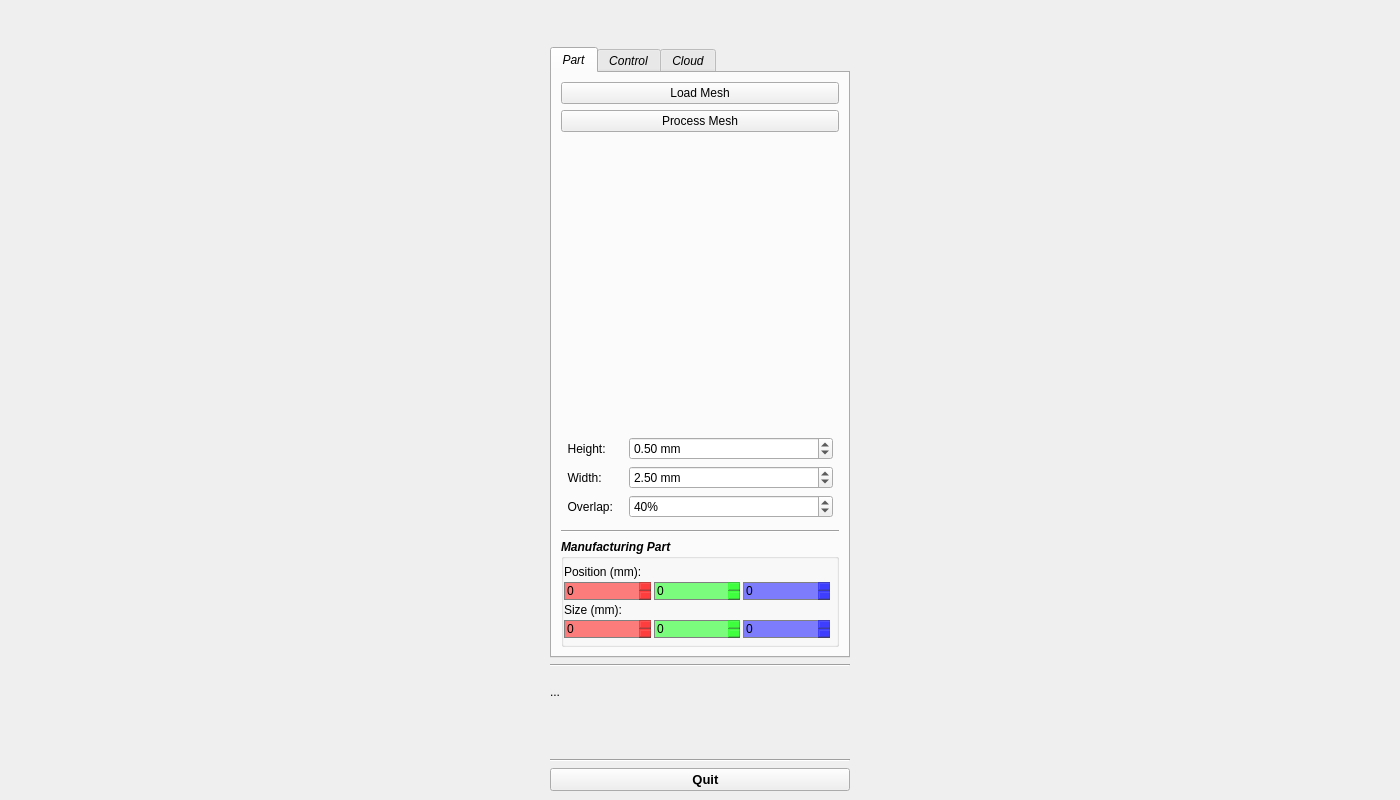
The window that proper_planning/resources/robviz.ui (openlmd/proper) describes before a commit, drawn with Qt 5.
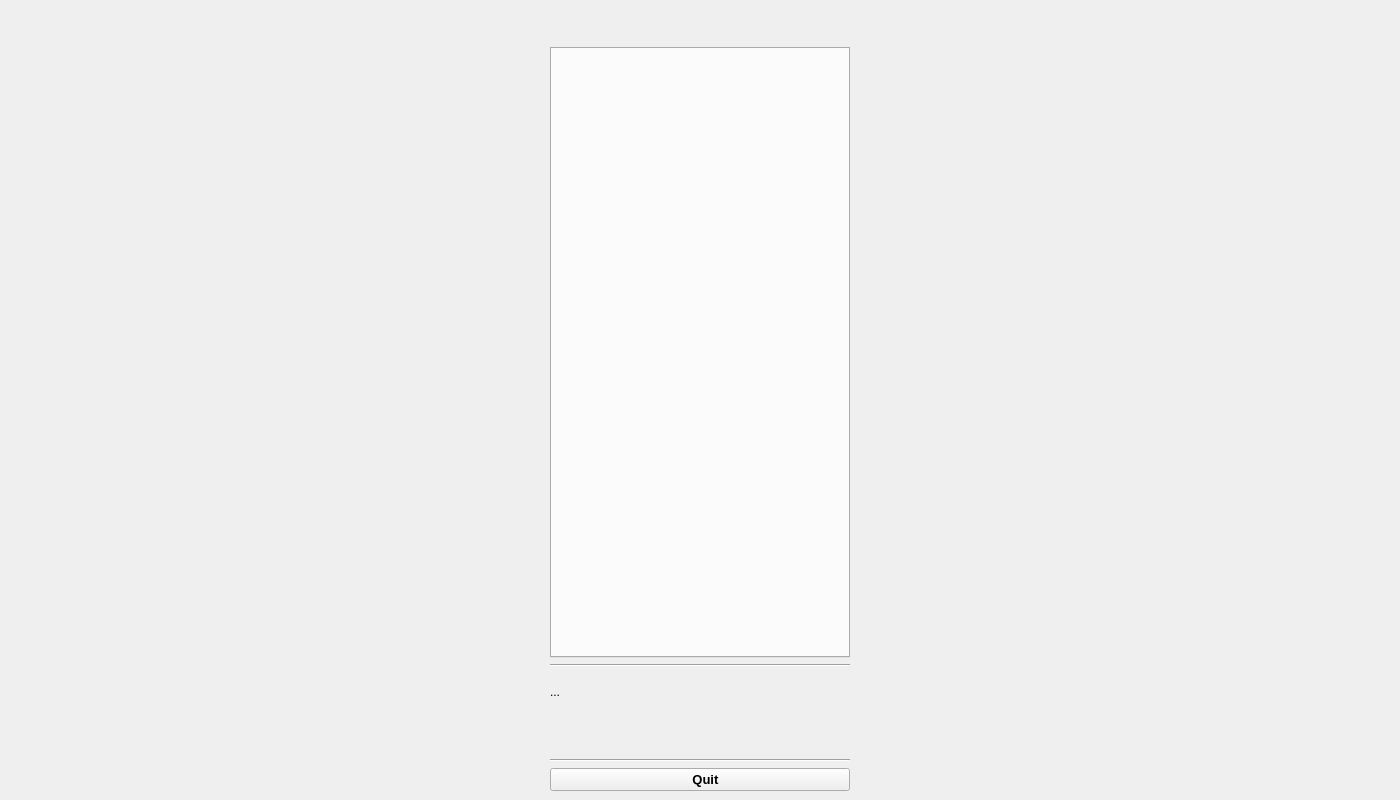
The same window after the commit. Icons and pictures are not drawn.

```diff
--- a/proper_planning/resources/robviz.ui
+++ b/proper_planning/resources/robviz.ui
@@ -143,675 +143,6 @@
       </property>
      </widget>
     </item>
-    <item row="4" column="1">
-     <widget class="QTabWidget" name="tabWidget">
-      <property name="minimumSize">
-       <size>
-        <width>300</width>
-        <height>0</height>
-       </size>
-      </property>
-      <property name="maximumSize">
-       <size>
-        <width>300</width>
-        <height>16777215</height>
-       </size>
-      </property>
-      <property name="font">
-       <font>
-        <italic>true</italic>
-       </font>
-      </property>
-      <property name="currentIndex">
-       <number>0</number>
-      </property>
-      <widget class="QWidget" name="tab_2">
-       <attribute name="title">
-        <string>Part</string>
-       </attribute>
-       <layout class="QGridLayout" name="gridLayout_4">
-        <item row="1" column="0">
-         <widget class="QPushButton" name="btnProcessMesh">
-          <property name="minimumSize">
-           <size>
-            <width>0</width>
-            <height>0</height>
-           </size>
-          </property>
-          <property name="maximumSize">
-           <size>
-            <width>16777215</width>
-            <height>16777215</height>
-           </size>
-          </property>
-          <property name="font">
-           <font>
-            <italic>false</italic>
-           </font>
-          </property>
-          <property name="text">
-           <string>Process Mesh</string>
-          </property>
-         </widget>
-        </item>
-        <item row="5" column="0">
-         <widget class="QGroupBox" name="groupBox">
-          <property name="font">
-           <font>
-            <pointsize>9</pointsize>
-            <weight>75</weight>
-            <italic>true</italic>
-            <bold>true</bold>
-           </font>
-          </property>
-          <property name="title">
-           <string>Manufacturing Part</string>
-          </property>
-          <layout class="QVBoxLayout" name="verticalLayout_2">
-           <property name="spacing">
-            <number>3</number>
-           </property>
-           <property name="leftMargin">
-            <number>0</number>
-           </property>
-           <property name="topMargin">
-            <number>6</number>
-           </property>
-           <property name="rightMargin">
-            <number>6</number>
-           </property>
-           <property name="bottomMargin">
-            <number>6</number>
-           </property>
-           <item>
-            <widget class="QLabel" name="lblPosition">
-             <property name="font">
-              <font>
-               <pointsize>9</pointsize>
-               <weight>50</weight>
-               <italic>false</italic>
-               <bold>false</bold>
-              </font>
-             </property>
-             <property name="text">
-              <string>Position (mm):</string>
-             </property>
-            </widget>
-           </item>
-           <item>
-            <layout class="QGridLayout" name="glPosition" rowstretch="0">
-             <property name="spacing">
-              <number>3</number>
-             </property>
-             <item row="0" column="0">
-              <widget class="QDoubleSpinBox" name="sbPositionX">
-               <property name="font">
-                <font>
-                 <weight>50</weight>
-                 <italic>false</italic>
-                 <bold>false</bold>
-                </font>
-               </property>
-               <property name="autoFillBackground">
-                <bool>false</bool>
-               </property>
-               <property name="styleSheet">
-                <string notr="true">background-color: rgba(255, 0, 0, 128);
-border: 1px solid gray;
-</string>
-               </property>
-               <property name="frame">
-                <bool>false</bool>
-               </property>
-               <property name="decimals">
-                <number>0</number>
-               </property>
-               <property name="maximum">
-                <double>1000.000000000000000</double>
-               </property>
-               <property name="singleStep">
-                <double>5.000000000000000</double>
-               </property>
-              </widget>
-             </item>
-             <item row="0" column="1">
-              <widget class="QDoubleSpinBox" name="sbPositionY">
-               <property name="minimumSize">
-                <size>
-                 <width>0</width>
-                 <height>0</height>
-                </size>
-               </property>
-               <property name="font">
-                <font>
-                 <weight>50</weight>
-                 <italic>false</italic>
-                 <bold>false</bold>
-                </font>
-               </property>
-               <property name="autoFillBackground">
-                <bool>false</bool>
-               </property>
-               <property name="styleSheet">
-                <string notr="true">background-color: rgba(0, 255, 0, 128);
-border: 1px solid gray;</string>
-               </property>
-               <property name="wrapping">
-                <bool>false</bool>
-               </property>
-               <property name="frame">
-                <bool>false</bool>
-               </property>
-               <property name="buttonSymbols">
-                <enum>QAbstractSpinBox::UpDownArrows</enum>
-               </property>
-               <property name="accelerated">
-                <bool>false</bool>
-               </property>
-               <property name="decimals">
-                <number>0</number>
-               </property>
-               <property name="maximum">
-                <double>1000.000000000000000</double>
-               </property>
-               <property name="singleStep">
-                <double>5.000000000000000</double>
-               </property>
-              </widget>
-             </item>
-             <item row="0" column="2">
-              <widget class="QDoubleSpinBox" name="sbPositionZ">
-               <property name="font">
-                <font>
-                 <weight>50</weight>
-                 <italic>false</italic>
-                 <bold>false</bold>
-                </font>
-               </property>
-               <property name="autoFillBackground">
-                <bool>false</bool>
-               </property>
-               <property name="styleSheet">
-                <string notr="true">background-color: rgba(0, 0, 255, 128);
-border: 1px solid gray;</string>
-               </property>
-               <property name="frame">
-                <bool>false</bool>
-               </property>
-               <property name="decimals">
-                <number>0</number>
-               </property>
-               <property name="maximum">
-                <double>1000.000000000000000</double>
-               </property>
-               <property name="singleStep">
-                <double>5.000000000000000</double>
-               </property>
-              </widget>
-             </item>
-            </layout>
-           </item>
-           <item>
-            <widget class="QLabel" name="lblSize">
-             <property name="font">
-              <font>
-               <pointsize>9</pointsize>
-               <weight>50</weight>
-               <italic>false</italic>
-               <bold>false</bold>
-              </font>
-             </property>
-             <property name="text">
-              <string>Size (mm):</string>
-             </property>
-            </widget>
-           </item>
-           <item>
-            <layout class="QGridLayout" name="glSize" rowstretch="0">
-             <property name="spacing">
-              <number>3</number>
-             </property>
-             <item row="0" column="0">
-              <widget class="QDoubleSpinBox" name="sbSizeX">
-               <property name="font">
-                <font>
-                 <weight>50</weight>
-                 <italic>false</italic>
-                 <bold>false</bold>
-                </font>
-               </property>
-               <property name="autoFillBackground">
-                <bool>false</bool>
-               </property>
-               <property name="styleSheet">
-                <string notr="true">background-color: rgba(255, 0, 0, 128);
-border: 1px solid gray;
-</string>
-               </property>
-               <property name="frame">
-                <bool>false</bool>
-               </property>
-               <property name="decimals">
-                <number>0</number>
-               </property>
-               <property name="maximum">
-                <double>1000.000000000000000</double>
-               </property>
-               <property name="singleStep">
-                <double>10.000000000000000</double>
-               </property>
-              </widget>
-             </item>
-             <item row="0" column="1">
-              <widget class="QDoubleSpinBox" name="sbSizeY">
-               <property name="minimumSize">
-                <size>
-                 <width>0</width>
-                 <height>0</height>
-                </size>
-               </property>
-               <property name="font">
-                <font>
-                 <weight>50</weight>
-                 <italic>false</italic>
-                 <bold>false</bold>
-                </font>
-               </property>
-               <property name="autoFillBackground">
-                <bool>false</bool>
-               </property>
-               <property name="styleSheet">
-                <string notr="true">background-color: rgba(0, 255, 0, 128);
-border: 1px solid gray;</string>
-               </property>
-               <property name="wrapping">
-                <bool>false</bool>
-               </property>
-               <property name="frame">
-                <bool>false</bool>
-               </property>
-               <property name="buttonSymbols">
-                <enum>QAbstractSpinBox::UpDownArrows</enum>
-               </property>
-               <property name="accelerated">
-                <bool>false</bool>
-               </property>
-               <property name="decimals">
-                <number>0</number>
-               </property>
-               <property name="maximum">
-                <double>1000.000000000000000</double>
-               </property>
-               <property name="singleStep">
-                <double>10.000000000000000</double>
-               </property>
-              </widget>
-             </item>
-             <item row="0" column="2">
-              <widget class="QDoubleSpinBox" name="sbSizeZ">
-               <property name="font">
-                <font>
-                 <weight>50</weight>
-                 <italic>false</italic>
-                 <bold>false</bold>
-                </font>
-               </property>
-               <property name="autoFillBackground">
-                <bool>false</bool>
-               </property>
-               <property name="styleSheet">
-                <string notr="true">background-color: rgba(0, 0, 255, 128);
-border: 1px solid gray;</string>
-               </property>
-               <property name="frame">
-                <bool>false</bool>
-               </property>
-               <property name="decimals">
-                <number>0</number>
-               </property>
-               <property name="maximum">
-                <double>1000.000000000000000</double>
-               </property>
-               <property name="singleStep">
-                <double>10.000000000000000</double>
-               </property>
-              </widget>
-             </item>
-            </layout>
-           </item>
-          </layout>
-         </widget>
-        </item>
-        <item row="2" column="0">
-         <spacer name="verticalSpacer">
-          <property name="orientation">
-           <enum>Qt::Vertical</enum>
-          </property>
-          <property name="sizeHint" stdset="0">
-           <size>
-            <width>20</width>
-            <height>40</height>
-           </size>
-          </property>
-         </spacer>
-        </item>
-        <item row="4" column="0">
-         <widget class="Line" name="line_4">
-          <property name="orientation">
-           <enum>Qt::Horizontal</enum>
-          </property>
-         </widget>
-        </item>
-        <item row="0" column="0">
-         <widget class="QPushButton" name="btnLoad">
-          <property name="minimumSize">
-           <size>
-            <width>0</width>
-            <height>0</height>
-           </size>
-          </property>
-          <property name="maximumSize">
-           <size>
-            <width>16777215</width>
-            <height>16777215</height>
-           </size>
-          </property>
-          <property name="font">
-           <font>
-            <weight>50</weight>
-            <italic>false</italic>
-            <bold>false</bold>
-           </font>
-          </property>
-          <property name="text">
-           <string>Load Mesh</string>
-          </property>
-         </widget>
-        </item>
-        <item row="3" column="0">
-         <layout class="QFormLayout" name="formLayout">
-          <property name="fieldGrowthPolicy">
-           <enum>QFormLayout::AllNonFixedFieldsGrow</enum>
-          </property>
-          <property name="topMargin">
-           <number>6</number>
-          </property>
-          <property name="rightMargin">
-           <number>6</number>
-          </property>
-          <property name="bottomMargin">
-           <number>6</number>
-          </property>
-          <item row="0" column="0">
-           <widget class="QLabel" name="lblHeight">
-            <property name="font">
-             <font>
-              <weight>50</weight>
-              <italic>false</italic>
-              <bold>false</bold>
-             </font>
-            </property>
-            <property name="text">
-             <string>  Height:   </string>
-            </property>
-           </widget>
-          </item>
-          <item row="0" column="1">
-           <widget class="QDoubleSpinBox" name="sbHeight">
-            <property name="font">
-             <font>
-              <weight>50</weight>
-              <italic>false</italic>
-              <bold>false</bold>
-             </font>
-            </property>
-            <property name="suffix">
-             <string> mm</string>
-            </property>
-            <property name="maximum">
-             <double>100.000000000000000</double>
-            </property>
-            <property name="singleStep">
-             <double>0.100000000000000</double>
-            </property>
-            <property name="value">
-             <double>0.500000000000000</double>
-            </property>
-           </widget>
-          </item>
-          <item row="1" column="0">
-           <widget class="QLabel" name="lblWidth">
-            <property name="font">
-             <font>
-              <weight>50</weight>
-              <italic>false</italic>
-              <bold>false</bold>
-             </font>
-            </property>
-            <property name="text">
-             <string>  Width:   </string>
-            </property>
-           </widget>
-          </item>
-          <item row="1" column="1">
-           <widget class="QDoubleSpinBox" name="sbWidth">
-            <property name="font">
-             <font>
-              <weight>50</weight>
-              <italic>false</italic>
-              <bold>false</bold>
-             </font>
-            </property>
-            <property name="suffix">
-             <string> mm</string>
-            </property>
-            <property name="maximum">
-             <double>100.000000000000000</double>
-            </property>
-            <property name="singleStep">
-             <double>0.100000000000000</double>
-            </property>
-            <property name="value">
-             <double>2.500000000000000</double>
-            </property>
-           </widget>
-          </item>
-          <item row="2" column="0">
-           <widget class="QLabel" name="lblOverlap">
-            <property name="font">
-             <font>
-              <weight>50</weight>
-              <italic>false</italic>
-              <bold>false</bold>
-             </font>
-            </property>
-            <property name="text">
-             <string>  Overlap:   </string>
-            </property>
-           </widget>
-          </item>
-          <item row="2" column="1">
-           <widget class="QDoubleSpinBox" name="sbOverlap">
-            <property name="font">
-             <font>
-              <weight>50</weight>
-              <italic>false</italic>
-              <bold>false</bold>
-             </font>
-            </property>
-            <property name="suffix">
-             <string>%</string>
-            </property>
-            <property name="decimals">
-             <number>0</number>
-            </property>
-            <property name="maximum">
-             <double>100.000000000000000</double>
-            </property>
-            <property name="singleStep">
-             <double>5.000000000000000</double>
-            </property>
-            <property name="value">
-             <double>40.000000000000000</double>
-            </property>
-           </widget>
-          </item>
-         </layout>
-        </item>
-       </layout>
-      </widget>
-      <widget class="QWidget" name="tab_4">
-       <attribute name="title">
-        <string>Control</string>
-       </attribute>
-       <layout class="QVBoxLayout" name="verticalLayout">
-        <item>
-         <spacer name="verticalSpacer_2">
-          <property name="orientation">
-           <enum>Qt::Vertical</enum>
-          </property>
-          <property name="sizeHint" stdset="0">
-           <size>
-            <width>20</width>
-            <height>40</height>
-           </size>
-          </property>
-         </spacer>
-        </item>
-        <item>
-         <widget class="Line" name="line">
-          <property name="orientation">
-           <enum>Qt::Horizontal</enum>
-          </property>
-         </widget>
-        </item>
-        <item>
-         <layout class="QFormLayout" name="formLayout_2">
-          <property name="topMargin">
-           <number>6</number>
-          </property>
-          <property name="rightMargin">
-           <number>6</number>
-          </property>
-          <property name="bottomMargin">
-           <number>6</number>
-          </property>
-          <item row="0" column="0">
-           <widget class="QLabel" name="lblSpeed">
-            <property name="font">
-             <font>
-              <weight>50</weight>
-              <bold>false</bold>
-             </font>
-            </property>
-            <property name="text">
-             <string>  Speed:      </string>
-            </property>
-           </widget>
-          </item>
-          <item row="0" column="1">
-           <widget class="QDoubleSpinBox" name="sbSpeed">
-            <property name="font">
-             <font>
-              <weight>50</weight>
-              <bold>false</bold>
-             </font>
-            </property>
-            <property name="suffix">
-             <string> mm/s</string>
-            </property>
-            <property name="decimals">
-             <number>0</number>
-            </property>
-            <property name="maximum">
-             <double>100.000000000000000</double>
-            </property>
-            <property name="value">
-             <double>8.000000000000000</double>
-            </property>
-           </widget>
-          </item>
-          <item row="1" column="0">
-           <widget class="QLabel" name="lblPower">
-            <property name="font">
-             <font>
-              <weight>50</weight>
-              <bold>false</bold>
-             </font>
-            </property>
-            <property name="text">
-             <string>  Power:</string>
-            </property>
-           </widget>
-          </item>
-          <item row="1" column="1">
-           <widget class="QDoubleSpinBox" name="sbPower">
-            <property name="font">
-             <font>
-              <weight>50</weight>
-              <bold>false</bold>
-             </font>
-            </property>
-            <property name="suffix">
-             <string> W</string>
-            </property>
-            <property name="decimals">
-             <number>0</number>
-            </property>
-            <property name="maximum">
-             <double>3500.000000000000000</double>
-            </property>
-            <property name="singleStep">
-             <double>10.000000000000000</double>
-            </property>
-            <property name="value">
-             <double>1200.000000000000000</double>
-            </property>
-           </widget>
-          </item>
-         </layout>
-        </item>
-       </layout>
-      </widget>
-      <widget class="QWidget" name="tab_3">
-       <attribute name="title">
-        <string>Cloud</string>
-       </attribute>
-       <layout class="QGridLayout" name="gridLayout_3">
-        <item row="0" column="0">
-         <widget class="QPushButton" name="btnRecord">
-          <property name="minimumSize">
-           <size>
-            <width>0</width>
-            <height>0</height>
-           </size>
-          </property>
-          <property name="maximumSize">
-           <size>
-            <width>16777215</width>
-            <height>16777215</height>
-           </size>
-          </property>
-          <property name="font">
-           <font>
-            <pointsize>9</pointsize>
-            <weight>50</weight>
-            <italic>false</italic>
-            <bold>false</bold>
-           </font>
-          </property>
-          <property name="text">
-           <string>Record Cloud</string>
-          </property>
-          <property name="checkable">
-           <bool>true</bool>
-          </property>
-         </widget>
-        </item>
-       </layout>
-      </widget>
-     </widget>
-    </item>
     <item row="5" column="1">
      <widget class="Line" name="line_2">
       <property name="orientation">
@@ -832,6 +163,30 @@
       </property>
      </widget>
     </item>
+    <item row="4" column="1">
+     <widget class="QTabWidget" name="tabWidget">
+      <property name="minimumSize">
+       <size>
+        <width>300</width>
+        <height>0</height>
+       </size>
+      </property>
+      <property name="maximumSize">
+       <size>
+        <width>300</width>
+        <height>16777215</height>
+       </size>
+      </property>
+      <property name="font">
+       <font>
+        <italic>false</italic>
+       </font>
+      </property>
+      <property name="currentIndex">
+       <number>-1</number>
+      </property>
+     </widget>
+    </item>
    </layout>
   </widget>
  </widget>
```
